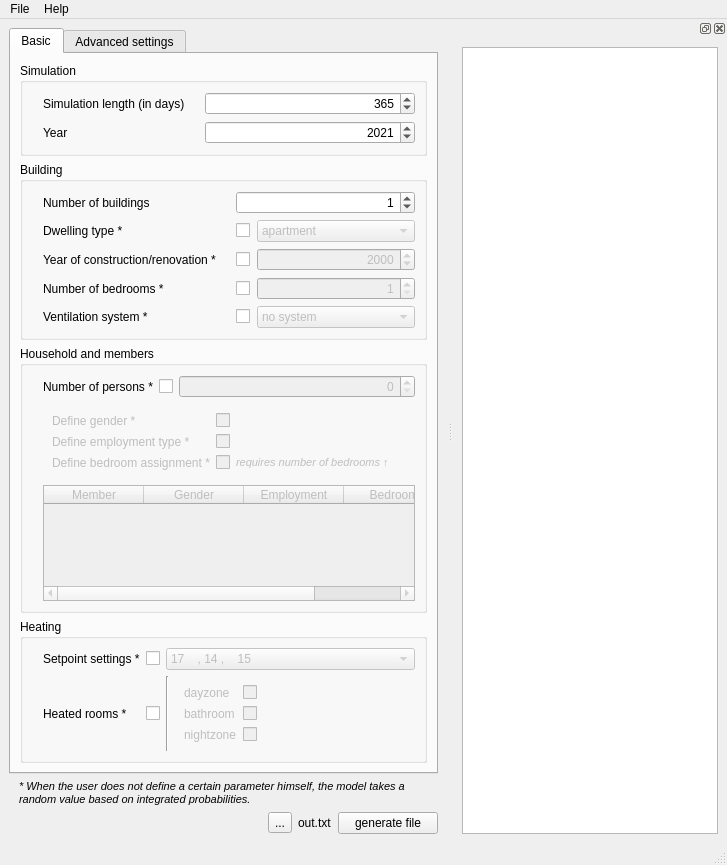
Above: Corpus/GUI/layout.ui from flol3622/EROB before the change. Below: the same form after it.
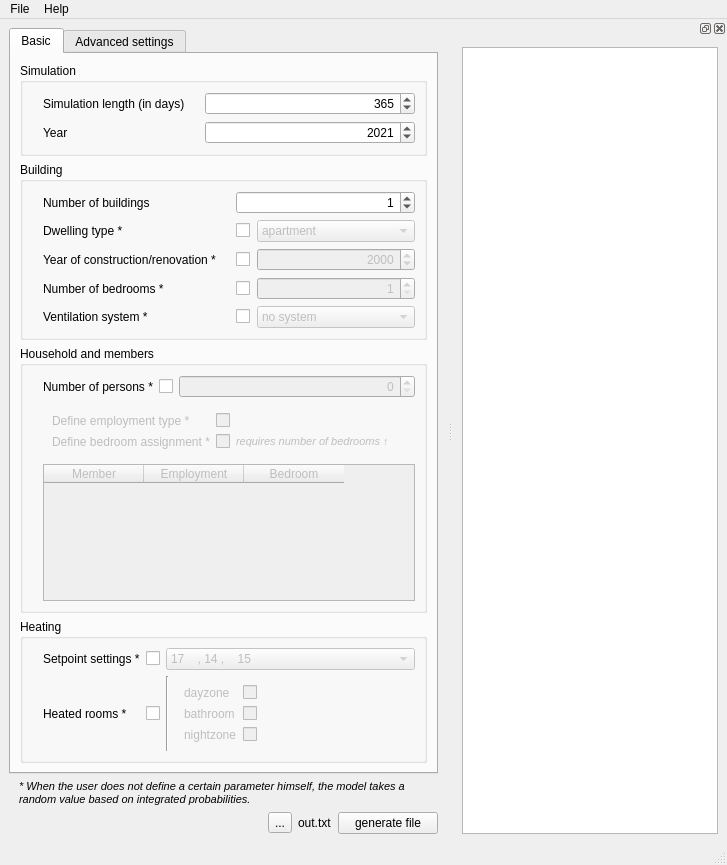
That is the form after the change.

```diff
--- a/Corpus/GUI/layout.ui
+++ b/Corpus/GUI/layout.ui
@@ -334,26 +334,16 @@
              </property>
              <layout class="QFormLayout" name="formLayout_6">
               <item row="0" column="0">
-               <widget class="QLabel" name="label_12">
-                <property name="text">
-                 <string>Define gender *</string>
-                </property>
-               </widget>
-              </item>
-              <item row="0" column="1">
-               <widget class="QCheckBox" name="genderBool"/>
-              </item>
-              <item row="1" column="0">
                <widget class="QLabel" name="label_15">
                 <property name="text">
                  <string>Define employment type *</string>
                 </property>
                </widget>
               </item>
-              <item row="1" column="1">
+              <item row="0" column="1">
                <widget class="QCheckBox" name="employmentBool"/>
               </item>
-              <item row="2" column="0">
+              <item row="1" column="0">
                <widget class="QLabel" name="label_13">
                 <property name="enabled">
                  <bool>false</bool>
@@ -363,7 +353,7 @@
                 </property>
                </widget>
               </item>
-              <item row="2" column="1">
+              <item row="1" column="1">
                <layout class="QHBoxLayout" name="horizontalLayout_11">
                 <item>
                  <widget class="QCheckBox" name="bedroomBool">
@@ -409,11 +399,6 @@
                <string>Member</string>
               </property>
              </column>
-             <column>
-              <property name="text">
-               <string>Gender</string>
-              </property>
-             </column>
              <column>
               <property name="text">
                <string>Employment</string>
```
Left out of the diff: 1 changed line with no effect on the pictures.
